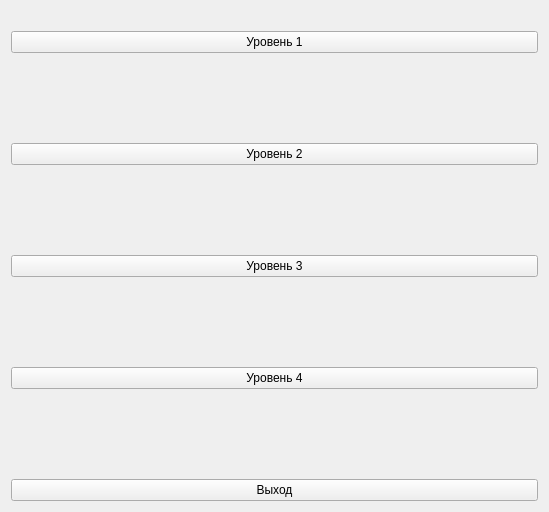
Before: the Qt Designer form graphics/dialoglevel.ui in Dlexeyn/qt-game, drawn with Qt 5.
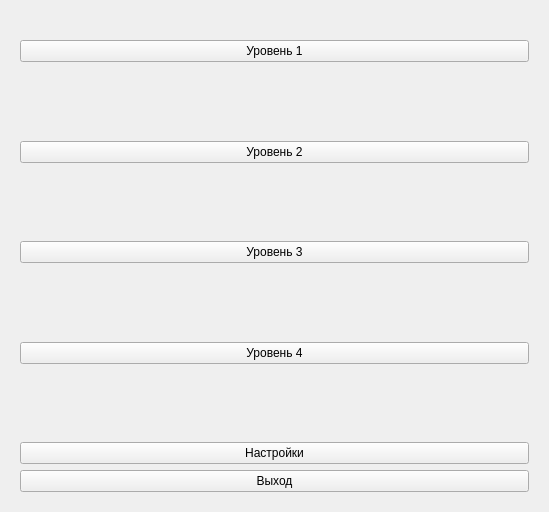
After: the same form once the commit is applied.

```diff
--- a/graphics/dialoglevel.ui
+++ b/graphics/dialoglevel.ui
@@ -14,16 +14,13 @@
    <string>Form</string>
   </property>
   <layout class="QGridLayout" name="gridLayout">
-   <item row="0" column="0">
-    <widget class="QLabel" name="LogoLabel">
-     <property name="text">
-      <string/>
+   <item row="1" column="0">
+    <widget class="QStackedWidget" name="stackedWidget">
+     <property name="currentIndex">
+      <number>0</number>
      </property>
-     <property name="scaledContents">
-      <bool>true</bool>
-     </property>
-    </widget>
-   </item>
+     <widget class="QWidget" name="MainPage">
+      <layout class="QGridLayout" name="gridLayout_2">
    <item row="1" column="0">
     <layout class="QVBoxLayout" name="verticalLayout">
      <item>
@@ -106,6 +103,13 @@
        </property>
       </spacer>
      </item>
+         <item>
+          <widget class="QPushButton" name="settingsButton">
+           <property name="text">
+            <string>Настройки</string>
+           </property>
+          </widget>
+         </item>
      <item>
       <widget class="QPushButton" name="exitButton">
        <property name="text">
@@ -114,6 +118,35 @@
       </widget>
      </item>
     </layout>
+       </item>
+       <item row="0" column="0">
+        <widget class="QLabel" name="LogoLabel">
+         <property name="text">
+          <string/>
+         </property>
+         <property name="scaledContents">
+          <bool>true</bool>
+         </property>
+        </widget>
+       </item>
+      </layout>
+     </widget>
+     <widget class="QWidget" name="SettingsPage">
+      <widget class="QLabel" name="label">
+       <property name="geometry">
+        <rect>
+         <x>40</x>
+         <y>30</y>
+         <width>58</width>
+         <height>18</height>
+        </rect>
+       </property>
+       <property name="text">
+        <string>Основные</string>
+       </property>
+      </widget>
+     </widget>
+    </widget>
    </item>
   </layout>
  </widget>
```
Lines whose indentation alone changed are shown as unchanged.
